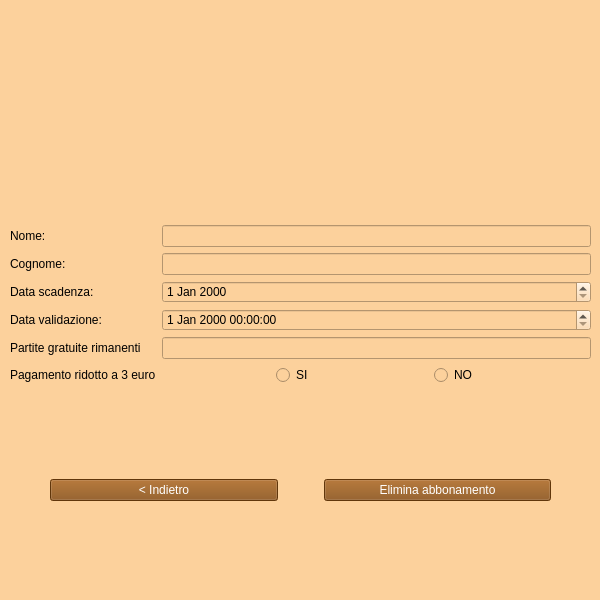
Before: the Qt Designer form Abbonamento/view/vistaAbbonamento.ui in ManuelMarrone/GestioneBowling, drawn with Qt 5.
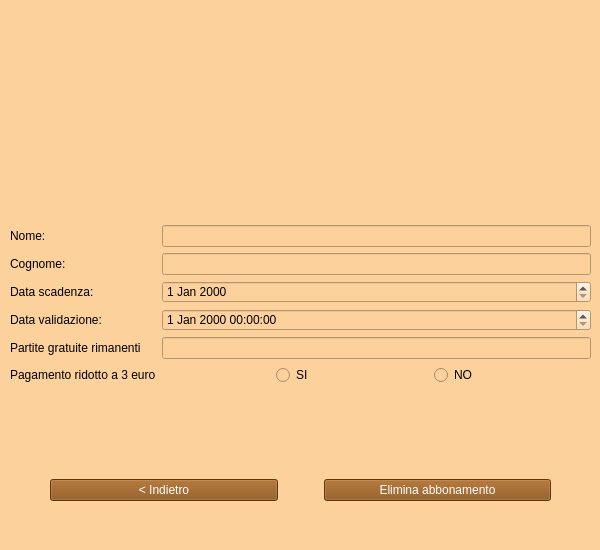
After: the same form once the commit is applied. Icons and pictures are not drawn.

```diff
--- a/Abbonamento/view/vistaAbbonamento.ui
+++ b/Abbonamento/view/vistaAbbonamento.ui
@@ -7,19 +7,19 @@
     <x>0</x>
     <y>0</y>
     <width>600</width>
-    <height>600</height>
+    <height>550</height>
    </rect>
   </property>
   <property name="minimumSize">
    <size>
     <width>600</width>
-    <height>600</height>
+    <height>550</height>
    </size>
   </property>
   <property name="maximumSize">
    <size>
     <width>600</width>
-    <height>600</height>
+    <height>550</height>
    </size>
   </property>
   <property name="windowTitle">
```
Left out of the diff: 54 changed lines with no effect on the pictures.
